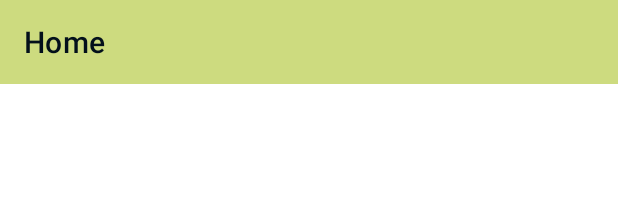
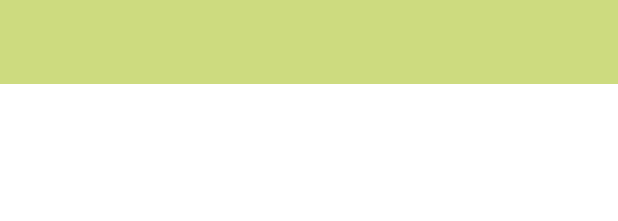
Before and after one commit to sayem499/CSE499-Group05-VenueReservationAndroidApp, an Android app: the layout activity_home.xml on its own in the app's theme, with its tools: preview values and no code run, on a phone screen of 412 x 824 dp. Shown: the top 221 px of the screen. Run offline under Robolectric (Android 15) with nearby library versions, the phone set to English and light mode, and no system bars.

Commit message:
#7 Created expandable Search-Bar in Home Toolbar

```diff
--- a/ReserverApp/app/src/main/res/layout/activity_home.xml
+++ b/ReserverApp/app/src/main/res/layout/activity_home.xml
@@ -16,9 +16,12 @@
             android:id="@+id/home_toolbar"
             android:layout_width="match_parent"
             android:layout_height="wrap_content"
+            android:layout_alignParentTop="true"
+            android:layout_alignParentEnd="true"
+            android:layout_marginTop="0dp"
+            android:layout_marginEnd="0dp"
             android:background="#cddb7f"
             android:textAlignment="center"
-            app:title="Home"
             app:titleTextColor="#03101B">
 
         </androidx.appcompat.widget.Toolbar>
```
Also changed, not shown: ReserverApp/app/src/main/java/com/reservation/app/ui/Home.java (+23 -2 lines), ReserverApp/app/src/main/res/drawable/ic_baseline_search_24.xml (added, +10 -0 lines), ReserverApp/app/src/main/res/menu/search_menu.xml (added, +12 -0 lines).
